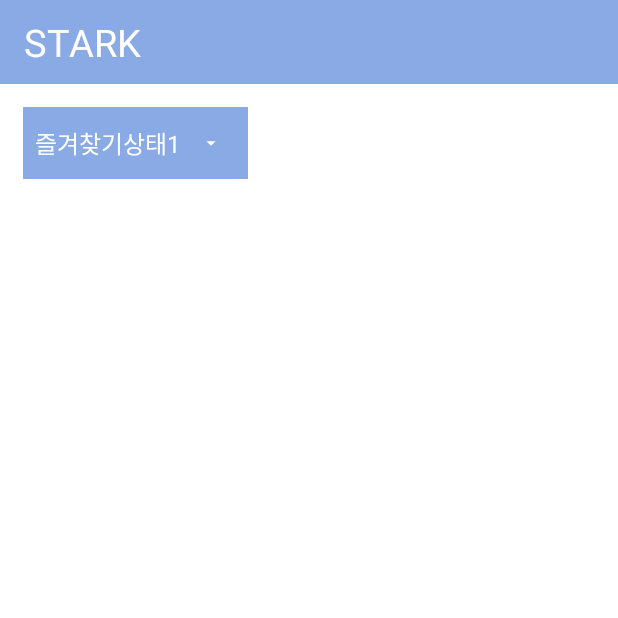
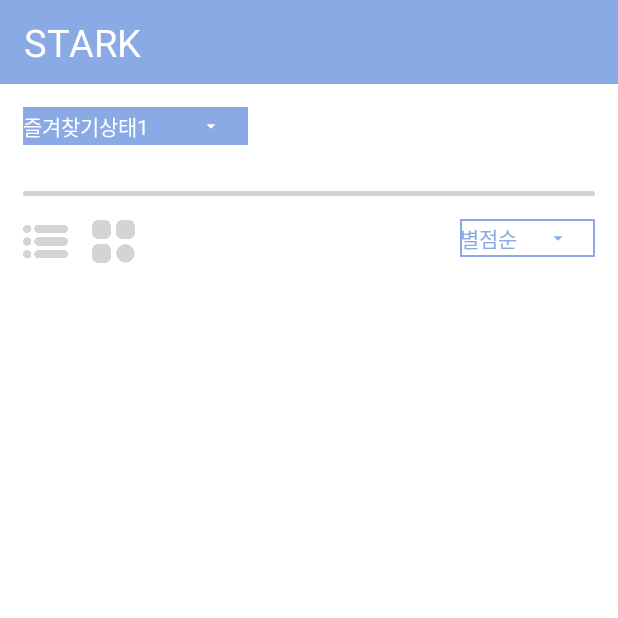
Before and after one commit to STARbookmarK/android_part, an Android app: the MainPage screen opened through its navigation route, on a phone screen of 412 x 824 dp, the top half of it. Run offline under Robolectric (Android 15) with nearby library versions, the phone set to English and light mode, and no system bars.

Commit message:
메인회면 2/3 완료

```diff
--- a/app/src/main/java/com/example/bookmarkkk/MainPage.kt
+++ b/app/src/main/java/com/example/bookmarkkk/MainPage.kt
@@ -27,11 +27,19 @@ class MainPage : Fragment() {
             ArrayAdapter.createFromResource(
                 it,
                 R.array.state,
-                androidx.appcompat.R.layout.support_simple_spinner_dropdown_item
-            ).also {
-                it.setDropDownViewResource(android.R.layout.simple_spinner_dropdown_item)
-                binding.stateSpinner.adapter=it
+                R.layout.state_spinner_style)
+                .also {
+                    it.setDropDownViewResource(android.R.layout.simple_spinner_dropdown_item)
+                    binding.stateSpinner.adapter=it
             }
+            ArrayAdapter.createFromResource(
+                it,
+                R.array.rank,
+                R.layout.rank_spinner_style)
+                .also {
+                    it.setDropDownViewResource(android.R.layout.simple_spinner_dropdown_item)
+                    binding.rankSpinner.adapter=it
+                }
         }
     }
 }
--- /dev/null
+++ b/app/src/main/res/drawable/ic_down_blue.xml
@@ -0,0 +1,16 @@
+<?xml version="1.0" encoding="utf-8"?>
+<vector xmlns:android="http://schemas.android.com/apk/res/android"
+    android:width="200dp"
+    android:height="200dp"
+    android:viewportWidth="108"
+    android:viewportHeight="108"
+    android:tint="@color/mainColor">
+    <group android:scaleX="2.61"
+        android:scaleY="2.61"
+        android:translateX="22.68"
+        android:translateY="22.68">
+        <path
+            android:fillColor="@android:color/white"
+            android:pathData="M7,10l5,5 5,-5z"/>
+    </group>
+</vector>
--- /dev/null
+++ b/app/src/main/res/drawable/line_shape.xml
@@ -0,0 +1,14 @@
+<?xml version="1.0" encoding="utf-8"?>
+<shape xmlns:android="http://schemas.android.com/apk/res/android">
+
+    <corners
+        android:bottomLeftRadius="5dp"
+        android:bottomRightRadius="5dp"
+        android:topLeftRadius="5dp"
+        android:topRightRadius="5dp" />
+    <size
+        android:height="3dp" />
+    <solid
+        android:color="@color/lightGray" />
+
+</shape>
--- /dev/null
+++ b/app/src/main/res/drawable/rank_spinner_background.xml
@@ -0,0 +1,19 @@
+<?xml version="1.0" encoding="utf-8"?>
+<selector xmlns:android="http://schemas.android.com/apk/res/android">
+    <item>
+        <layer-list>
+            <item>
+                <shape android:shape="rectangle">
+                    <solid android:color="@color/white" />
+                    <stroke android:width="1dp" android:color="@color/mainColor"/>
+                    <padding android:right="12dp" />
+                </shape>
+            </item>
+            <item
+                android:drawable="@drawable/ic_down_blue"
+                android:gravity="center|end"
+                android:width="25dp"
+                android:height="25dp" />
+        </layer-list>
+    </item>
+</selector>
--- a/app/src/main/res/layout/main.xml
+++ b/app/src/main/res/layout/main.xml
@@ -28,7 +28,65 @@
         app:layout_constraintTop_toBottomOf="@id/toolbar"
         app:layout_constraintStart_toStartOf="@id/toolbar"
         android:layout_margin="15dp"
-        android:background="@drawable/spinner_background"
+        android:popupBackground="@color/mainColor"
+        android:theme="@style/stateSpinnerStyle"
+        android:background="@drawable/state_spinner_background"
+        tools:ignore="MissingConstraints" />
+
+    <androidx.recyclerview.widget.RecyclerView
+        android:id="@+id/tagView"
+        android:layout_width="0dp"
+        android:layout_height="wrap_content"
+        android:layout_margin="15dp"
+        app:layout_constraintTop_toBottomOf="@id/stateSpinner"
+        app:layout_constraintStart_toStartOf="parent"
+        app:layout_constraintEnd_toEndOf="parent"
+        tools:ignore="MissingConstraints" />
+
+    <ImageView
+        android:id="@+id/line_img"
+        android:layout_width="0dp"
+        android:layout_height="wrap_content"
+        android:layout_margin="15dp"
+        app:layout_constraintTop_toBottomOf="@id/tagView"
+        app:layout_constraintStart_toStartOf="parent"
+        app:layout_constraintEnd_toEndOf="parent"
+        android:src="@drawable/line_shape"
+        tools:ignore="MissingConstraints" />
+
+    <ImageButton
+        android:id="@+id/list_type_btn"
+        android:layout_width="30dp"
+        android:layout_height="30dp"
+        app:layout_constraintTop_toBottomOf="@id/line_img"
+        app:layout_constraintStart_toStartOf="parent"
+        android:layout_margin="15dp"
+        android:src="@drawable/list"
+        android:scaleType="fitCenter"
+        android:background="#00ff0000"
+        tools:ignore="MissingConstraints" />
+
+    <ImageButton
+        android:id="@+id/grid_type_btn"
+        android:layout_width="30dp"
+        android:layout_height="30dp"
+        app:layout_constraintTop_toBottomOf="@id/line_img"
+        app:layout_constraintStart_toEndOf="@id/list_type_btn"
+        android:layout_margin="15dp"
+        android:src="@drawable/option"
+        android:scaleType="fitCenter"
+        android:background="#00ff0000"
+        tools:ignore="MissingConstraints" />
+
+    <Spinner
+        android:id="@+id/rankSpinner"
+        android:layout_width="90dp"
+        android:layout_height="0dp"
+        android:layout_margin="15dp"
+        app:layout_constraintTop_toBottomOf="@id/line_img"
+        app:layout_constraintEnd_toEndOf="parent"
+        android:popupBackground="@color/white"
+        android:background="@drawable/rank_spinner_background"
         tools:ignore="MissingConstraints" />
 
 </androidx.constraintlayout.widget.ConstraintLayout>
--- /dev/null
+++ b/app/src/main/res/layout/rank_spinner_style.xml
@@ -0,0 +1,8 @@
+<?xml version="1.0" encoding="utf-8"?>
+<TextView xmlns:android="http://schemas.android.com/apk/res/android"
+    android:id="@+id/spinnerTextStyle"
+    android:layout_width="60dp"
+    android:layout_height="wrap_content"
+    android:textSize="14sp"
+    android:gravity="start"
+    android:textColor="@color/mainColor" />
--- /dev/null
+++ b/app/src/main/res/layout/state_spinner_style.xml
@@ -0,0 +1,9 @@
+<?xml version="1.0" encoding="utf-8"?>
+<TextView xmlns:android="http://schemas.android.com/apk/res/android"
+    android:id="@+id/spinnerTextStyle"
+    android:layout_width="wrap_content"
+    android:layout_height="wrap_content"
+    android:textSize="14sp"
+    android:gravity="start"
+    android:layout_margin="10dp"
+    android:textColor="@color/white" />
--- a/app/src/main/res/values/colors.xml
+++ b/app/src/main/res/values/colors.xml
@@ -8,4 +8,5 @@
     <color name="black">#FF000000</color>
     <color name="white">#FFFFFFFF</color>
     <color name="mainColor">#8AAAE5</color>
+    <color name="lightGray">#D3D3D3</color>
 </resources>
--- /dev/null
+++ b/app/src/main/res/values/rank_array.xml
@@ -0,0 +1,7 @@
+<?xml version="1.0" encoding="utf-8"?>
+<resources>
+    <string-array name="rank">
+        <item>별점순</item>
+        <item>최신순</item>
+    </string-array>
+</resources>
--- a/app/src/main/res/values/state_array.xml
+++ b/app/src/main/res/values/state_array.xml
@@ -3,5 +3,6 @@
     <string-array name="state">
         <item>즐겨찾기상태1</item>
         <item>즐겨찾기상태2</item>
+        <!--스피너 아이템은 나중에 동적으로 추가되도록 변경!-->
     </string-array>
 </resources>
--- a/app/src/main/res/values/themes.xml
+++ b/app/src/main/res/values/themes.xml
@@ -11,4 +11,14 @@
         <item name="android:statusBarColor" tools:targetApi="l">?attr/colorPrimaryVariant</item>
         <!-- Customize your theme here. -->
     </style>
+    <style name="spinnerDropDownItemStyle">
+        <item name="android:textColor">@color/mainColor</item>
+    </style>
+    <style name="stateSpinnerStyle">
+        <item name="android:textSize">13sp</item>
+    </style>
+    <style name="rankSpinnerStyle">
+        <item name="android:textSize">13sp</item>
+        <item name="android:textColor">@color/mainColor</item>
+    </style>
 </resources>
```
Also changed, not shown: app/src/main/res/drawable/list.png (added), app/src/main/res/drawable/option.png (added), app/src/main/res/drawable/state_spinner_background.xml (renamed from app/src/main/res/drawable/spinner_background.xml).
